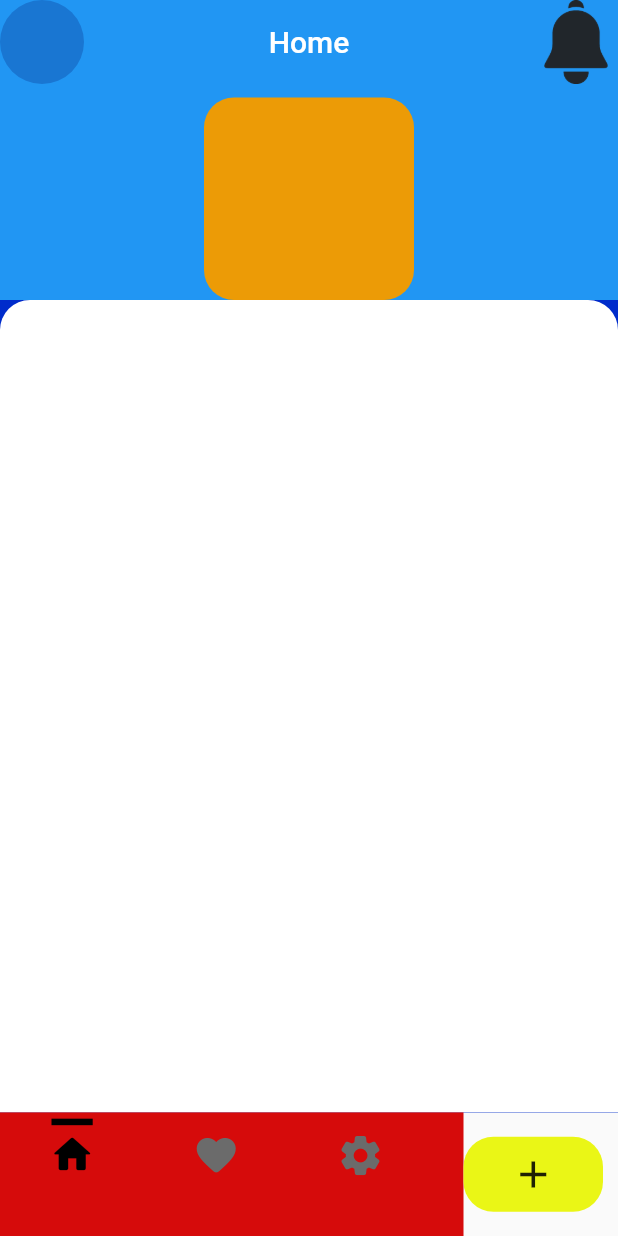
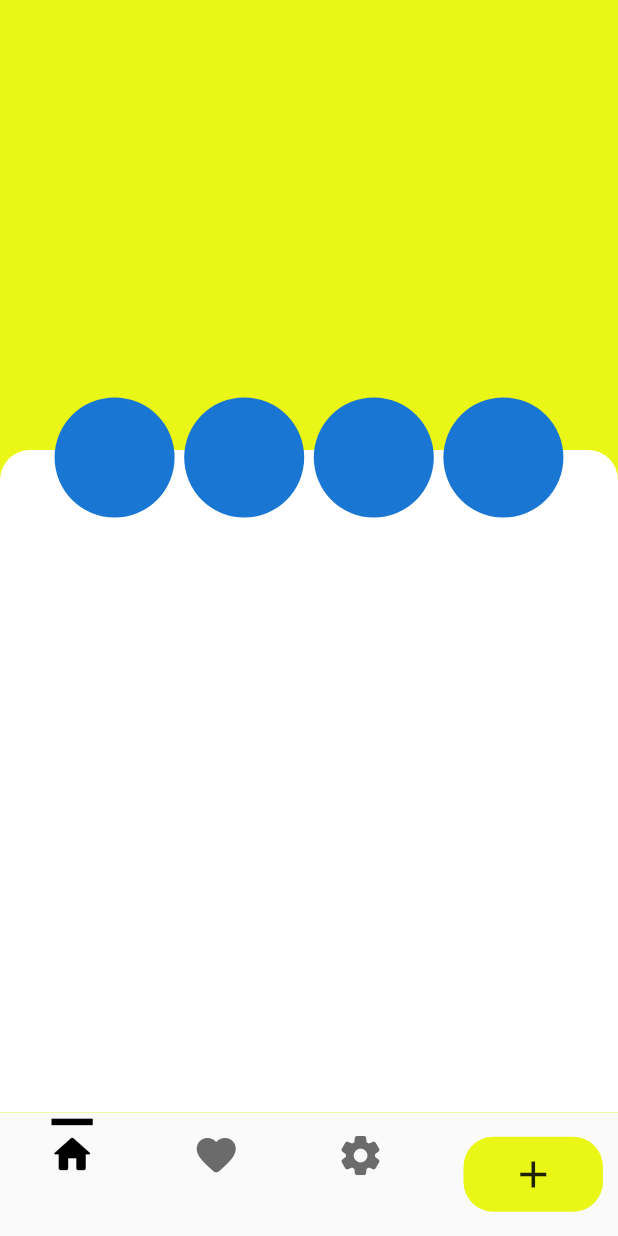
Before and after one commit to sayanths/fine_kube_machine_test, a Flutter app: the screen it shows after launch, on a phone screen of 412 x 824 dp. Run offline on Flutter 3.47's test engine with Material 2 defaults, Android fonts, the phone set to English and light mode, and no system bars.

Commit message:
ui homepage doing

```diff
--- a/lib/bottom_navigation/view/bottom_navigation.dart
+++ b/lib/bottom_navigation/view/bottom_navigation.dart
@@ -9,16 +9,15 @@ class BottomNavigationBarSCreen extends StatelessWidget {
   @override
   Widget build(BuildContext context) {
     Size size = MediaQuery.of(context).size;
-    final  controler =context.read<BottomNavigationController>();
+    final controler = context.read<BottomNavigationController>();
     return Scaffold(
       bottomNavigationBar: Consumer<BottomNavigationController>(
         builder: (context, value, _) => Row(
           children: [
             Expanded(
               flex: 3,
-              child: Container(
+              child: SizedBox(
                 height: size.height / 10,
-                color: const Color.fromARGB(255, 214, 11, 11),
                 child: ListView.builder(
                   scrollDirection: Axis.horizontal,
                   itemCount: 3,
@@ -28,8 +27,6 @@ class BottomNavigationBarSCreen extends StatelessWidget {
                         value.changeIndex(index);
                         value.widgetListBottomNav[index];
                       },
-                      splashColor: const Color.fromARGB(0, 245, 242, 242),
-                      highlightColor: Colors.red,
                       child: Column(
                         mainAxisAlignment: MainAxisAlignment.spaceEvenly,
                         children: [
@@ -89,7 +86,7 @@ class BottomNavigationBarSCreen extends StatelessWidget {
           ],
         ),
       ),
-      body:controler.widgetListBottomNav[controler.currentIndex],
+      body: controler.widgetListBottomNav[controler.currentIndex],
     );
   }
 }
--- a/lib/home_screen/view/home_screen.dart
+++ b/lib/home_screen/view/home_screen.dart
@@ -8,53 +8,73 @@ class HomeScreen extends StatelessWidget {
   Widget build(BuildContext context) {
     Size size = MediaQuery.of(context).size;
     return Scaffold(
+      body: ColoredBox(
+       color: yellow,
+        // child: CustomScrollView(
+        //   shrinkWrap: true,
+        //   physics: const BouncingScrollPhysics(),
+        //   slivers: [
+        //     SliverAppBar(
+        //       stretch: true,
+        //       expandedHeight: 260,
+        //       title: const Text("Home"),
+        //       leading: const CircleAvatar(),
+        //       actions: [
+        //         Image.asset(
+        //           "assets/notifications.png",
+        //           height: 5,
+        //         )
+        //       ],
+        //       centerTitle: true,
+        //       flexibleSpace: FlexibleSpaceBar(
+        //         background: Row(
+        //           mainAxisAlignment: MainAxisAlignment.center,
+        //           children: [
+        //             Container(
+        //               margin: const EdgeInsets.only(top: 90),
+        //               height: 180,
+        //               width: 140,
+        //               decoration: BoxDecoration(
+        //                   color: orange,
+        //                   borderRadius: BorderRadius.circular(20)),
+        //             ),
+        //           ],
+        //         ),
+        //         stretchModes: const <StretchMode>[
+        //           StretchMode.blurBackground,
+        //         ],
+        //       ),
+        //       // onStretchTrigger: (() {
 
-      body: ColoredBox(
-        color: blue,
+        //       // }),
+        //     ),
+        //     SliverToBoxAdapter(
+        //       child: Container(
+        //         height: size.height,
+        //         width: size.width,
+        //         decoration: const BoxDecoration(
+        //           color: Colors.white,
+        //           borderRadius: BorderRadius.only(
+        //             topLeft: Radius.circular(20),
+        //             topRight: Radius.circular(20),
+        //           ),
+        //         ),
+        //       ),
+        //     ),
+        //   ],
+        // ),
         child: CustomScrollView(
-          shrinkWrap: true,
-          physics: BouncingScrollPhysics(),
-          slivers: [
-            SliverAppBar(
-
-              stretch: true,
+          slivers: <Widget>[
+            SliverPersistentHeader(
+              pinned: false,
+              floating: true,
+              delegate: CustomSliverDelegate(
                 expandedHeight: 200,
-              title: Text("Home"),
-              leading: CircleAvatar(),
-              actions: [
-                Image.asset("assets/notifications.png",height: 5,)
-              ],
-              centerTitle: true,
-              flexibleSpace: FlexibleSpaceBar(
-
-                background: Row(
-                  mainAxisAlignment: MainAxisAlignment.center,
-                  children: [
-                   Container(
-                    margin: EdgeInsets.only(top: 65),
-                    height: 150,
-                    width: 140,
-                    decoration: BoxDecoration(
-                      color: orange,
-                      borderRadius: BorderRadius.circular(20)
               ),
             ),
+            SliverFillRemaining(
 
-                  ],
-                ),
-                stretchModes: const <StretchMode>[
-                  StretchMode.blurBackground,
-                ],
-              ),
-              // onStretchTrigger: (() {
-
-              // }),
-            ),
-            SliverToBoxAdapter(
-                child: Stack(
-                  children: [
-                    Container(
-
+              child: Container(
                 height: size.height,
                 width: size.width,
                 decoration: const BoxDecoration(
@@ -65,11 +85,84 @@ class HomeScreen extends StatelessWidget {
                   ),
                 ),
               ),
-                  ],
-                ))
+            ),
           ],
         ),
       ),
     );
   }
 }
+
+class CustomSliverDelegate extends SliverPersistentHeaderDelegate {
+  final double expandedHeight;
+  final bool hideTitleWhenExpanded;
+
+  CustomSliverDelegate({
+    required this.expandedHeight,
+    this.hideTitleWhenExpanded = true,
+  });
+
+  @override
+  Widget build(
+      BuildContext context, double shrinkOffset, bool overlapsContent) {
+    final appBarSize = expandedHeight - shrinkOffset;
+   // final cardTopPosition = expandedHeight / 5 - shrinkOffset;
+    final proportion = 2 - (expandedHeight / appBarSize);
+    final percent = proportion < 0 || proportion > 1 ? 0.0 : proportion;
+    return SizedBox(
+      height: expandedHeight + expandedHeight / 2,
+      child: Stack(
+        clipBehavior: Clip.none,
+        children: [
+          SizedBox(
+           // height: appBarSize < kToolbarHeight ? kToolbarHeight : appBarSize,
+            child:Container(
+              color: yellow,
+
+            ),
+          ),
+          Positioned(
+            left: 0.0,
+            right: 0.0,
+            top:250,
+            bottom: -60.0,
+            child: Opacity(
+              opacity: percent,
+              child: Padding(
+                padding: EdgeInsets.symmetric(horizontal: 30 * percent),
+                child: Row(
+                  mainAxisAlignment: MainAxisAlignment.spaceEvenly,
+                  children: const [
+                    CircleAvatar(
+                      radius: 40,
+                    ),
+                    CircleAvatar(
+                      radius: 40,
+                    ),
+                    CircleAvatar(
+                      radius: 40,
+                    ),
+                    CircleAvatar(
+                      radius: 40,
+                    ),
+                  ],
+                ),
+              ),
+            ),
+          ),
+        ],
+      ),
+    );
+  }
+
+  @override
+  double get maxExtent => expandedHeight + expandedHeight / 2;
+
+  @override
+  double get minExtent => kToolbarHeight;
+
+  @override
+  bool shouldRebuild(SliverPersistentHeaderDelegate oldDelegate) {
+    return true;
+  }
+}
--- a/pubspec.yaml
+++ b/pubspec.yaml
@@ -37,6 +37,7 @@ dependencies:
   provider: ^6.0.3
   flutter_svg: ^1.1.5
   sticky_headers: ^0.3.0+2
+  carousel_slider: ^4.1.1
 
 
 dev_dependencies:
```
Also changed, not shown: pubspec.lock. Lines whose indentation alone changed are shown as unchanged.
